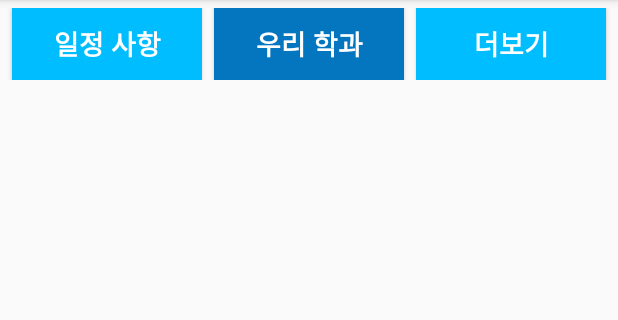
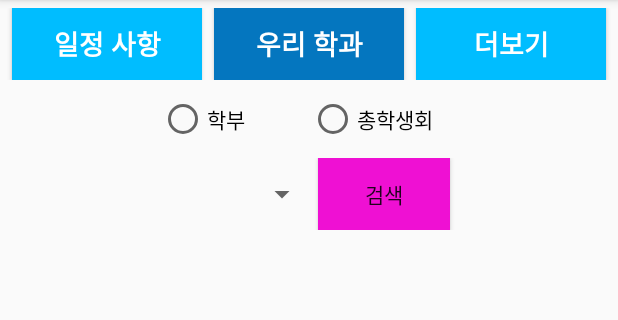
Before and after one commit to joonkb/projectElect, an Android app: the scheduleActivity screen opened directly, with no data from a screen before it, after a tap on "우리 학과", on a phone screen of 412 x 824 dp, the part 84-404 px from its top. Run offline under Robolectric (Android 15) with nearby library versions, the phone set to English and light mode, and no system bars; our stand-ins replace Firebase (no records; nobody signed in at launch, a user with empty details on screens opened directly); 1 other tap on this screen came first.

Commit message:
Button Setting2

```diff
--- a/app/src/main/java/org/techtown/project_elect/scheduleActivity.java
+++ b/app/src/main/java/org/techtown/project_elect/scheduleActivity.java
@@ -58,7 +58,7 @@ public class scheduleActivity extends AppCompatActivity {
             @Override
             public void onClick(View v) {
                 frag.setVisibility(View.GONE);
-                // 버튼의 색상을 변화시킨다.
+                fragment.setVisibility(View.VISIBLE);
                 major_button.setBackgroundColor(getResources().getColor(R.color.colorPrimaryDark));
                 schedule_button.setBackgroundColor(getResources().getColor(R.color.colorPrimary));
                 more_button.setBackgroundColor(getResources().getColor(R.color.colorPrimary));
@@ -72,6 +72,7 @@ public class scheduleActivity extends AppCompatActivity {
             @Override
             public void onClick(View v) {
                 frag.setVisibility(View.GONE);
+                fragment.setVisibility(View.VISIBLE);
                 more_button.setBackgroundColor(getResources().getColor(R.color.colorPrimaryDark));
                 schedule_button.setBackgroundColor(getResources().getColor(R.color.colorPrimary));
                 major_button.setBackgroundColor(getResources().getColor(R.color.colorPrimary));
--- a/app/src/main/res/layout/activity_schedule.xml
+++ b/app/src/main/res/layout/activity_schedule.xml
@@ -77,6 +77,8 @@
                 android:id="@+id/listview"
                 android:layout_width="match_parent"
                 android:layout_marginTop="10dp"
+                android:dividerHeight="10dp"
+                android:divider = "#ffffff"
                 android:layout_height="match_parent" />
         </LinearLayout>
         <RelativeLayout
--- a/app/src/main/res/layout/fragment_major.xml
+++ b/app/src/main/res/layout/fragment_major.xml
@@ -11,14 +11,12 @@
         android:layout_gravity="center_horizontal"
         android:layout_marginTop="10dp"
         android:orientation="horizontal">
-
         <RadioButton
             android:id="@+id/radioButton1"
             android:layout_width="0dp"
             android:layout_height="wrap_content"
             android:layout_weight="1"
             android:text="학부" />
-
         <RadioButton
             android:id="@+id/radioButton2"
             android:layout_width="0dp"
@@ -26,5 +24,38 @@
             android:layout_weight="1"
             android:text="총학생회" />
     </RadioGroup>
+    <LinearLayout
+        android:layout_width="match_parent"
+        android:layout_height="wrap_content"
+        android:layout_gravity="center_horizontal"
+        android:gravity="center"
+        android:layout_marginTop="10dp">
+        <Spinner
+            android:layout_width="100dp"
+            android:layout_height="wrap_content"
+            android:layout_gravity="center"
+            android:paddingRight="10dp">
+        </Spinner>
+        <Button
+            android:id="@+id/button"
+            android:layout_width="wrap_content"
+            android:layout_height="wrap_content"
+            android:background="#EF10D3"
+            android:text="검색" />
+    </LinearLayout>
 
+    <LinearLayout
+        android:layout_width="match_parent"
+        android:layout_height="match_parent"
+        android:layout_marginTop="10dp"
+        android:orientation="vertical">
+        <ListView
+            android:layout_width="match_parent"
+            android:layout_height="match_parent"
+            android:dividerHeight="20dp"
+            android:divider = "#ffffff"
+            android:id="@+id/major_candidate">
+        </ListView>
+
+    </LinearLayout>
 </LinearLayout>
--- a/app/src/main/res/layout/schedule.xml
+++ b/app/src/main/res/layout/schedule.xml
@@ -2,7 +2,6 @@
 <LinearLayout xmlns:android="http://schemas.android.com/apk/res/android"
     android:orientation="vertical"
     android:layout_width="match_parent"
-    android:layout_marginTop="10dp"
     android:layout_height="wrap_content">
     <TextView
         android:id="@+id/day"
@@ -11,7 +10,6 @@
         android:paddingLeft="10dp"
         android:textStyle="bold"
         android:textColor="#33aabb"
-        android:layout_marginBottom="10dp"
         android:text="날짜 : " />
 
     <TextView
--- /dev/null
+++ b/app/src/main/res/values/arrays.xml
@@ -0,0 +1,10 @@
+<?xml version="1.0" encoding="utf-8"?>
+<resources>
+    <string-array name="major">
+        <item>컴퓨터정보통신공학과</item>
+        <item>컴퓨터 과학과</item>
+        <item>전자 공학과</item>
+        <item>전기 전자 공학과</item>
+    </string-array>
+
+</resources>
```
